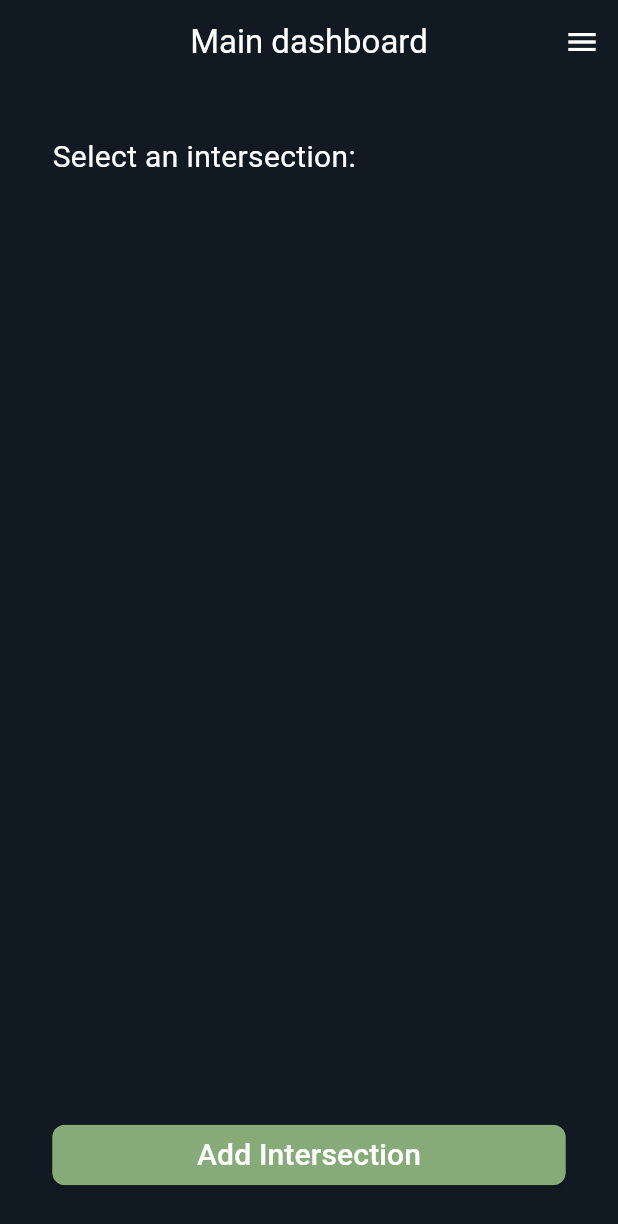
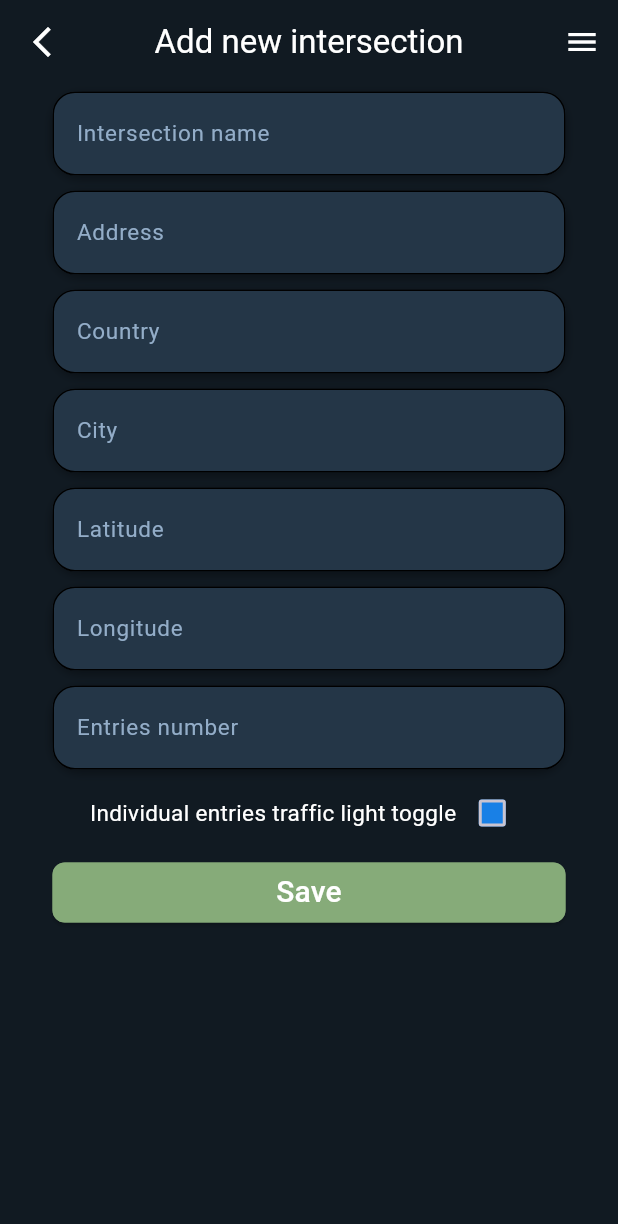
Before and after one commit to Solo0101/SmartTrafficControllApp, a Flutter app: the HomePage screen opened directly, after a tap on "Add Intersection", on a phone screen of 412 x 824 dp. Shown: the top 1224 px of the screen. Run offline on Flutter 3.47's test engine with Material 3 defaults, Android fonts, the phone set to English and light mode, and no system bars; our stand-ins replace cloud_firestore, firebase_auth, firebase_core, fl_chart, flutter_map, flutter_riverpod and 3 more; missing offline and left inert: flutter_map_dragmarker, flutter_map_line_editor, flutter_map_math, maps_launcher; accounts and stored records are empty.

Commit message:
Added page for intersection creation + it's functionality

```diff
--- a/smart_traffic_control_app/lib/constants/router_constants.dart
+++ b/smart_traffic_control_app/lib/constants/router_constants.dart
@@ -4,5 +4,6 @@ const String registerPageRoute = 'register';
 const String splashScreenPageRoute = 'splash-screen';
 const String settingsPageRoute = 'settings';
 const String myProfilePageRoute = 'my-profile';
+const String addIntersectionPageRoute = 'add-intersection';
 
 /// Add new routes here
--- /dev/null
+++ b/smart_traffic_control_app/lib/pages/add_intersection_page.dart
@@ -0,0 +1,134 @@
+import 'package:cloud_firestore/cloud_firestore.dart';
+import 'package:flutter/material.dart';
+import 'package:smart_traffic_control_app/constants/router_constants.dart';
+
+import '../components/my_appbar.dart';
+import '../components/my_button.dart';
+import '../components/my_drawer.dart';
+import '../components/my_textfield.dart';
+import '../constants/style_constants.dart';
+import '../models/intersection.dart';
+import '../services/database_service.dart';
+
+class AddIntersectionPage extends StatefulWidget {
+  const AddIntersectionPage({super.key});
+
+  @override
+  State<AddIntersectionPage> createState() => _AddIntersectionPageState();
+}
+
+class _AddIntersectionPageState extends State<AddIntersectionPage> {
+  final intersectionNameController = TextEditingController();
+  final intersectionAddressController = TextEditingController();
+  final intersectionCountryController = TextEditingController();
+  final intersectionCityController = TextEditingController();
+  final intersectionCoordinatesLatController = TextEditingController();
+  final intersectionCoordinatesLongController = TextEditingController();
+  final intersectionEntriesNumberController = TextEditingController();
+  final intersectionIndividualToggleController = TextEditingController(text: "false");
+
+  @override
+  Widget build(BuildContext context) {
+    return Scaffold(
+        endDrawer: const MyDrawer(),
+        appBar: const MyAppBar(
+          title: 'Add new intersection',
+          hasBackButton: true,
+        ),
+        resizeToAvoidBottomInset: false,
+        backgroundColor: backgroundColor,
+        body: SizedBox(
+            height: MediaQuery.of(context).size.height,
+            width: MediaQuery.of(context).size.width,
+            child: SingleChildScrollView(
+                child: Column(mainAxisSize: MainAxisSize.max, children: <Widget>[
+              Form(
+                child: Column(children: <Widget>[
+                  MyTextField(
+                    controller: intersectionNameController,
+                    hintText: "Intersection name",
+                  ),
+                  MyTextField(
+                    controller: intersectionAddressController,
+                    hintText: "Address",
+                  ),
+                  MyTextField(
+                    controller: intersectionCountryController,
+                    hintText: "Country",
+                  ),
+                  MyTextField(
+                    controller: intersectionCityController,
+                    hintText: "City",
+                  ),
+                  MyTextField(
+                    controller: intersectionCoordinatesLatController,
+                    hintText: "Latitude",
+                  ),
+                  MyTextField(
+                    controller: intersectionCoordinatesLongController,
+                    hintText: "Longitude",
+                  ),
+                  MyTextField(
+                    controller: intersectionEntriesNumberController,
+                    hintText: "Entries number",
+                  ),
+                  Row(mainAxisAlignment: MainAxisAlignment.center, children: <Widget>[
+                    const Text("Individual entries traffic light toggle",
+                        style: TextStyle(
+                          fontSize: 15.0,
+                          color: primaryTextColor,
+                        )),
+                    Checkbox(
+                        semanticLabel: "Individual entrie traffic light toggle",
+                        checkColor: Colors.white,
+                        fillColor: WidgetStateProperty.resolveWith((states) {
+                          return utilityButtonColor;
+                        }),
+                        value: bool.parse(intersectionIndividualToggleController.text),
+                        onChanged: (bool? value) {
+                          setState(() {
+                            intersectionIndividualToggleController.text = value!.toString();
+                          });
+                        }),
+                  ]),
+                  MyButton(
+                      buttonColor: addGreenButtonColor,
+                      textColor: primaryTextColor,
+                      buttonText: "Save",
+                      onPressed: () async {
+                        Map<String, int> entriesTrafficScore = {};
+                        for (int i = 0; i < int.parse(intersectionEntriesNumberController.text); i++) {
+                          entriesTrafficScore.update('entry$i', (value) => 0, ifAbsent: () => 0);
+                        }
+                        Intersection newIntersection = Intersection(
+                            id: '0',
+                            name: intersectionNameController.text,
+                            address: intersectionAddressController.text,
+                            coordinates: GeoPoint(double.parse(intersectionCoordinatesLatController.text), double.parse(intersectionCoordinatesLongController.text)),
+                            country: intersectionCountryController.text,
+                            city: intersectionCityController.text,
+                            entriesNumber: int.parse(intersectionEntriesNumberController.text),
+                            individualToggle: bool.parse(intersectionIndividualToggleController.text),
+                            entriesCoordinates: {},
+                            entriesTrafficScore: entriesTrafficScore);
+
+                        showDialog(
+                          barrierDismissible: false,
+                          context: context,
+                          builder: (context) {
+                            return const Center(
+                              child: CircularProgressIndicator(color: utilityButtonColor),
+                            );
+                          },
+                        );
+                        await DatabaseService.addIntersection(newIntersection);
+                        if (context.mounted) {
+                          Navigator.of(context).pop();
+                          Navigator.pushNamed(context, homePageRoute);
+                        }
+                      }),
+                ]),
+              )
+            ]))));
+  }
+}
--- a/smart_traffic_control_app/lib/pages/home_page.dart
+++ b/smart_traffic_control_app/lib/pages/home_page.dart
@@ -6,6 +6,7 @@ import 'package:smart_traffic_control_app/components/my_card.dart';
 import 'package:smart_traffic_control_app/constants/style_constants.dart';
 
 import '../components/my_drawer.dart';
+import '../constants/router_constants.dart';
 
 class HomePage extends StatefulWidget {
   const HomePage({super.key});
@@ -100,7 +101,13 @@ class _HomePageState extends State<HomePage> {
                 padding: const EdgeInsets.only(bottom: 25.0),
                 child: Align(
                   alignment: Alignment.bottomCenter,
-                  child: MyButton(buttonColor: addGreenButtonColor, textColor: primaryTextColor, buttonText: "Add Intersection", onPressed: () {}),
+                  child: MyButton(
+                      buttonColor: addGreenButtonColor,
+                      textColor: primaryTextColor,
+                      buttonText: "Add Intersection",
+                      onPressed: () {
+                        Navigator.pushNamed(context, addIntersectionPageRoute);
+                      }),
                 ),
               ),
             )
--- a/smart_traffic_control_app/lib/shared/router.dart
+++ b/smart_traffic_control_app/lib/shared/router.dart
@@ -3,6 +3,8 @@ import 'package:smart_traffic_control_app/constants/router_constants.dart';
 import 'package:smart_traffic_control_app/pages/home_page.dart';
 import 'package:smart_traffic_control_app/pages/login_page.dart';
 import 'package:smart_traffic_control_app/pages/register_page.dart';
+
+import '../pages/add_intersection_page.dart';
 // import 'package:smart_traffic_control_app/pages/user_profile_page.dart';
 
 class RouteGenerator {
@@ -14,6 +16,8 @@ class RouteGenerator {
         return MaterialPageRoute(builder: (_) => RegisterPage());
       case homePageRoute:
         return MaterialPageRoute(builder: (_) => const HomePage());
+      case addIntersectionPageRoute:
+        return MaterialPageRoute(builder: (_) => const AddIntersectionPage());
       // case settingsPageRoute:
       //   return MaterialPageRoute(builder: (_) => const SettingsPage());
       // case myProfilePageRoute:
```
Also changed, not shown: smart_traffic_control_app/lib/pages/intersection_page.dart (+25 -7 lines), smart_traffic_control_app/lib/services/database_service.dart (+23 -0 lines).
